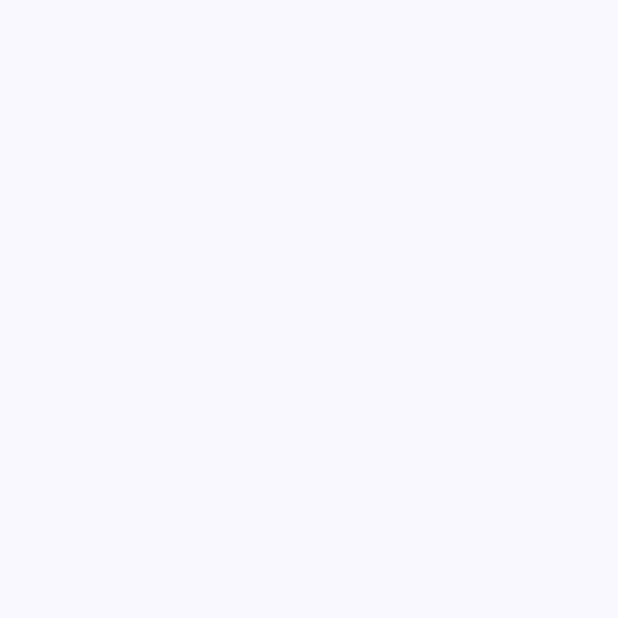
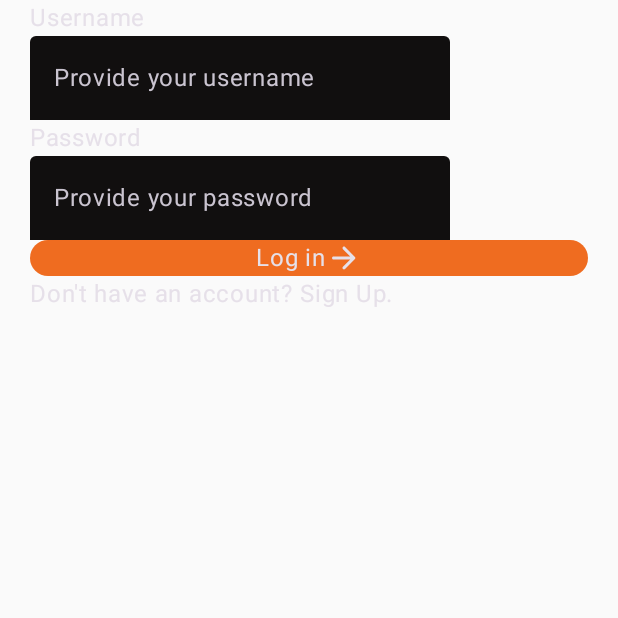
Before and after one commit to ramp3rs/digital-lurker-app, an Android app built with Jetpack Compose: the screen it shows after launch (MainActivity), on a phone screen of 412 x 824 dp, the top half of it. Before the commit the part shown is empty. Run offline under Robolectric (Android 15) with nearby library versions, the phone set to English and light mode, and no system bars.

Commit message:
Navigating between login, signup and home screens

```diff
--- a/app/build.gradle.kts
+++ b/app/build.gradle.kts
@@ -5,12 +5,12 @@ plugins {
 
 android {
     namespace = "io.digitallurker"
-    compileSdk = 33
+    compileSdk = 34
 
     defaultConfig {
         applicationId = "io.digitallurker"
         minSdk = 24
-        targetSdk = 33
+        targetSdk = 34
         versionCode = 1
         versionName = "1.0"
 
@@ -66,4 +66,6 @@ dependencies {
     androidTestImplementation("androidx.compose.ui:ui-test-junit4")
     debugImplementation("androidx.compose.ui:ui-tooling")
     debugImplementation("androidx.compose.ui:ui-test-manifest")
+
+    implementation("androidx.navigation:navigation-compose:2.7.3")
 }
--- a/app/src/main/java/io/digitallurker/MainActivity.kt
+++ b/app/src/main/java/io/digitallurker/MainActivity.kt
@@ -3,13 +3,20 @@ package io.digitallurker
 import android.os.Bundle
 import androidx.activity.ComponentActivity
 import androidx.activity.compose.setContent
+import androidx.compose.animation.fadeIn
+import androidx.compose.animation.fadeOut
 import androidx.compose.foundation.layout.fillMaxSize
 import androidx.compose.material3.MaterialTheme
 import androidx.compose.material3.Surface
-import androidx.compose.material3.Text
 import androidx.compose.runtime.Composable
 import androidx.compose.ui.Modifier
-import androidx.compose.ui.tooling.preview.Preview
+import androidx.navigation.compose.NavHost
+import androidx.navigation.compose.composable
+import androidx.navigation.compose.rememberNavController
+import io.digitallurker.ui.screens.HomeScreen
+import io.digitallurker.ui.screens.LoginScreen
+import io.digitallurker.ui.screens.SignupScreen
+import io.digitallurker.ui.theme.ColorPalette
 import io.digitallurker.ui.theme.DigitallurkerTheme
 
 class MainActivity : ComponentActivity() {
@@ -17,14 +24,27 @@ class MainActivity : ComponentActivity() {
         super.onCreate(savedInstanceState)
         setContent {
             DigitallurkerTheme {
-                // A surface container using the 'background' color from the theme
                 Surface(
+                    color = ColorPalette.background,
                     modifier = Modifier.fillMaxSize(),
-                    color = MaterialTheme.colorScheme.background
-                ) {
-
-                }
+                ) { App() }
             }
         }
     }
 }
+
+@Composable
+fun App() {
+    val navCtrl = rememberNavController()
+
+    NavHost(
+        navController = navCtrl,
+        startDestination = "/login",
+        enterTransition = { fadeIn() },
+        exitTransition = { fadeOut() },
+    ) {
+        composable("/login") { LoginScreen(navCtrl) }
+        composable("/signup") { SignupScreen(navCtrl) }
+        composable("/home") { HomeScreen(navCtrl) }
+    }
+}
--- /dev/null
+++ b/app/src/main/java/io/digitallurker/ui/components/authientication/FullWidthButton.kt
@@ -0,0 +1,27 @@
+package io.digitallurker.ui.components.authientication
+
+import androidx.compose.foundation.background
+import androidx.compose.foundation.clickable
+import androidx.compose.foundation.layout.Box
+import androidx.compose.foundation.layout.fillMaxWidth
+import androidx.compose.foundation.layout.wrapContentHeight
+import androidx.compose.runtime.Composable
+import androidx.compose.ui.Alignment
+import androidx.compose.ui.Modifier
+import io.digitallurker.ui.theme.ColorPalette
+import io.digitallurker.ui.theme.Measurements
+
+@Composable
+fun FullWidthButton(onClick: () -> Unit, content: @Composable () -> Unit) {
+    Box(
+        contentAlignment = Alignment.Center,
+        modifier = Modifier
+            .fillMaxWidth()
+            .wrapContentHeight()
+            .background(
+                color = ColorPalette.primary,
+                shape = Measurements.roundedShape,
+            )
+            .clickable { onClick() }
+    ) { content() }
+}
--- /dev/null
+++ b/app/src/main/java/io/digitallurker/ui/components/authientication/LoginSignupText.kt
@@ -0,0 +1,21 @@
+package io.digitallurker.ui.components.authientication
+
+import androidx.compose.foundation.clickable
+import androidx.compose.foundation.layout.Row
+import androidx.compose.material3.Text
+import androidx.compose.runtime.Composable
+import androidx.compose.ui.Modifier
+import androidx.navigation.NavController
+
+@Composable
+fun LoginSignupText(
+    navCtrl: NavController,
+    route: String,
+    neutralText: String,
+    routeText: String,
+) {
+    Row {
+        Text("$neutralText ")
+        Text(routeText, modifier = Modifier.clickable { navCtrl.navigate(route) })
+    }
+}
--- /dev/null
+++ b/app/src/main/java/io/digitallurker/ui/components/authientication/ValueField.kt
@@ -0,0 +1,43 @@
+package io.digitallurker.ui.components.authientication
+
+import androidx.compose.foundation.layout.Column
+import androidx.compose.foundation.text.selection.TextSelectionColors
+import androidx.compose.material3.ExperimentalMaterial3Api
+import androidx.compose.material3.Text
+import androidx.compose.material3.TextField
+import androidx.compose.material3.TextFieldDefaults
+import androidx.compose.runtime.Composable
+import androidx.compose.runtime.mutableStateOf
+import androidx.compose.runtime.remember
+import androidx.compose.ui.graphics.Color
+import io.digitallurker.ui.theme.ColorPalette
+
+@OptIn(ExperimentalMaterial3Api::class)
+@Composable
+fun ValueField(
+    caption: String,
+    placeholder: String,
+    isPassword: Boolean = false,
+) {
+    Column {
+        Text(caption)
+
+        val fieldValue = remember { mutableStateOf("") }
+        TextField(
+            value = fieldValue.value,
+            onValueChange = { fieldValue.value = it },
+            singleLine = true,
+            placeholder = { Text(placeholder) },
+            colors = TextFieldDefaults.textFieldColors(
+                containerColor = ColorPalette.secondary,
+                focusedIndicatorColor = Color.Transparent,
+                unfocusedIndicatorColor = Color.Transparent,
+                cursorColor = ColorPalette.primary,
+                selectionColors = TextSelectionColors(
+                    backgroundColor = ColorPalette.primary,
+                    handleColor = ColorPalette.primary,
+                ),
+            ),
+        )
+    }
+}
--- /dev/null
+++ b/app/src/main/java/io/digitallurker/ui/screens/LoginScreen.kt
@@ -0,0 +1,54 @@
+package io.digitallurker.ui.screens
+
+import androidx.compose.foundation.layout.Column
+import androidx.compose.foundation.layout.Row
+import androidx.compose.foundation.layout.fillMaxSize
+import androidx.compose.foundation.layout.padding
+import androidx.compose.material.icons.Icons
+import androidx.compose.material.icons.rounded.ArrowForward
+import androidx.compose.material3.Icon
+import androidx.compose.material3.Surface
+import androidx.compose.material3.Text
+import androidx.compose.runtime.Composable
+import androidx.compose.ui.Modifier
+import androidx.navigation.NavController
+import io.digitallurker.ui.components.authientication.FullWidthButton
+import io.digitallurker.ui.components.authientication.LoginSignupText
+import io.digitallurker.ui.components.authientication.ValueField
+import io.digitallurker.ui.theme.ColorPalette
+import io.digitallurker.ui.theme.Measurements
+
+@Composable
+fun LoginScreen(navCtrl: NavController) {
+    Surface(
+        color = ColorPalette.background,
+        modifier = Modifier
+            .fillMaxSize()
+            .padding(horizontal = Measurements.screenPadding),
+    ) {
+        Column {
+            ValueField("Username", "Provide your username")
+            ValueField("Password", "Provide your password", true)
+            FullWidthButton(
+                onClick = {
+                    // TODO logging in user
+                    navCtrl.navigate("/home")
+                },
+            ) {
+                Row {
+                    Text("Log in")
+                    Icon(
+                        Icons.Rounded.ArrowForward,
+                        contentDescription = "Log in button"
+                    )
+                }
+            }
+            LoginSignupText(
+                navCtrl = navCtrl,
+                route = "/signup",
+                neutralText = "Don't have an account?",
+                routeText = "Sign Up."
+            )
+        }
+    }
+}
--- a/app/src/main/java/io/digitallurker/ui/theme/Color.kt
+++ /dev/null
@@ -1,11 +0,0 @@
-package io.digitallurker.ui.theme
-
-import androidx.compose.ui.graphics.Color
-
-val Purple80 = Color(0xFFD0BCFF)
-val PurpleGrey80 = Color(0xFFCCC2DC)
-val Pink80 = Color(0xFFEFB8C8)
-
-val Purple40 = Color(0xFF6650a4)
-val PurpleGrey40 = Color(0xFF625b71)
-val Pink40 = Color(0xFF7D5260)
--- /dev/null
+++ b/app/src/main/java/io/digitallurker/ui/theme/ColorPalette.kt
@@ -0,0 +1,9 @@
+package io.digitallurker.ui.theme
+
+import androidx.compose.ui.graphics.Color
+
+object ColorPalette {
+    val primary = Color(0xFFEF6C20)
+    val secondary = Color(0xFF110F0F)
+    val background = Color(0xFFFAFAFA)
+}
--- /dev/null
+++ b/app/src/main/java/io/digitallurker/ui/theme/Measurements.kt
@@ -0,0 +1,9 @@
+package io.digitallurker.ui.theme
+
+import androidx.compose.foundation.shape.RoundedCornerShape
+import androidx.compose.ui.unit.dp
+
+object Measurements {
+    val screenPadding = 20.dp
+    val roundedShape = RoundedCornerShape(15.dp)
+}
--- a/app/src/main/java/io/digitallurker/ui/theme/Theme.kt
+++ b/app/src/main/java/io/digitallurker/ui/theme/Theme.kt
@@ -15,56 +15,29 @@ import androidx.compose.ui.platform.LocalContext
 import androidx.compose.ui.platform.LocalView
 import androidx.core.view.WindowCompat
 
-private val DarkColorScheme = darkColorScheme(
-    primary = Purple80,
-    secondary = PurpleGrey80,
-    tertiary = Pink80
-)
-
-private val LightColorScheme = lightColorScheme(
-    primary = Purple40,
-    secondary = PurpleGrey40,
-    tertiary = Pink40
-
-    /* Other default colors to override
-    background = Color(0xFFFFFBFE),
-    surface = Color(0xFFFFFBFE),
-    onPrimary = Color.White,
-    onSecondary = Color.White,
-    onTertiary = Color.White,
-    onBackground = Color(0xFF1C1B1F),
-    onSurface = Color(0xFF1C1B1F),
-    */
-)
-
 @Composable
 fun DigitallurkerTheme(
-    darkTheme: Boolean = isSystemInDarkTheme(),
-    // Dynamic color is available on Android 12+
-    dynamicColor: Boolean = true,
     content: @Composable () -> Unit
 ) {
-    val colorScheme = when {
-        dynamicColor && Build.VERSION.SDK_INT >= Build.VERSION_CODES.S -> {
-            val context = LocalContext.current
-            if (darkTheme) dynamicDarkColorScheme(context) else dynamicLightColorScheme(context)
-        }
 
-        darkTheme -> DarkColorScheme
-        else -> LightColorScheme
-    }
     val view = LocalView.current
     if (!view.isInEditMode) {
         SideEffect {
             val window = (view.context as Activity).window
-            window.statusBarColor = colorScheme.primary.toArgb()
-            WindowCompat.getInsetsController(window, view).isAppearanceLightStatusBars = darkTheme
+            window.statusBarColor = ColorPalette.background.toArgb()
+            window.navigationBarColor = ColorPalette.background.toArgb()
+            WindowCompat.getInsetsController(window, view).isAppearanceLightStatusBars = true
         }
     }
 
+    val colorScheme = darkColorScheme(
+        primary = ColorPalette.primary,
+        secondary = ColorPalette.secondary,
+        background = ColorPalette.background,
+    )
+
     MaterialTheme(
         colorScheme = colorScheme,
-        typography = Typography,
         content = content
     )
 }
--- a/app/src/main/java/io/digitallurker/ui/theme/Type.kt
+++ /dev/null
@@ -1,34 +0,0 @@
-package io.digitallurker.ui.theme
-
-import androidx.compose.material3.Typography
-import androidx.compose.ui.text.TextStyle
-import androidx.compose.ui.text.font.FontFamily
-import androidx.compose.ui.text.font.FontWeight
-import androidx.compose.ui.unit.sp
-
-// Set of Material typography styles to start with
-val Typography = Typography(
-    bodyLarge = TextStyle(
-        fontFamily = FontFamily.Default,
-        fontWeight = FontWeight.Normal,
-        fontSize = 16.sp,
-        lineHeight = 24.sp,
-        letterSpacing = 0.5.sp
-    )
-    /* Other default text styles to override
-    titleLarge = TextStyle(
-        fontFamily = FontFamily.Default,
-        fontWeight = FontWeight.Normal,
-        fontSize = 22.sp,
-        lineHeight = 28.sp,
-        letterSpacing = 0.sp
-    ),
-    labelSmall = TextStyle(
-        fontFamily = FontFamily.Default,
-        fontWeight = FontWeight.Medium,
-        fontSize = 11.sp,
-        lineHeight = 16.sp,
-        letterSpacing = 0.5.sp
-    )
-    */
-)
```
Also changed, not shown: app/src/main/java/io/digitallurker/ui/screens/HomeScreen.kt (added, +22 -0 lines), app/src/main/java/io/digitallurker/ui/screens/SignupScreen.kt (added, +64 -0 lines), app/src/main/java/io/digitallurker/ui/theme/Typing.kt (added, +53 -0 lines), app/src/main/res/font/poppins_bold.ttf (added), app/src/main/res/font/poppins_regular.ttf (added), app/src/main/res/font/poppins_thin.ttf (added), 2 other files.
